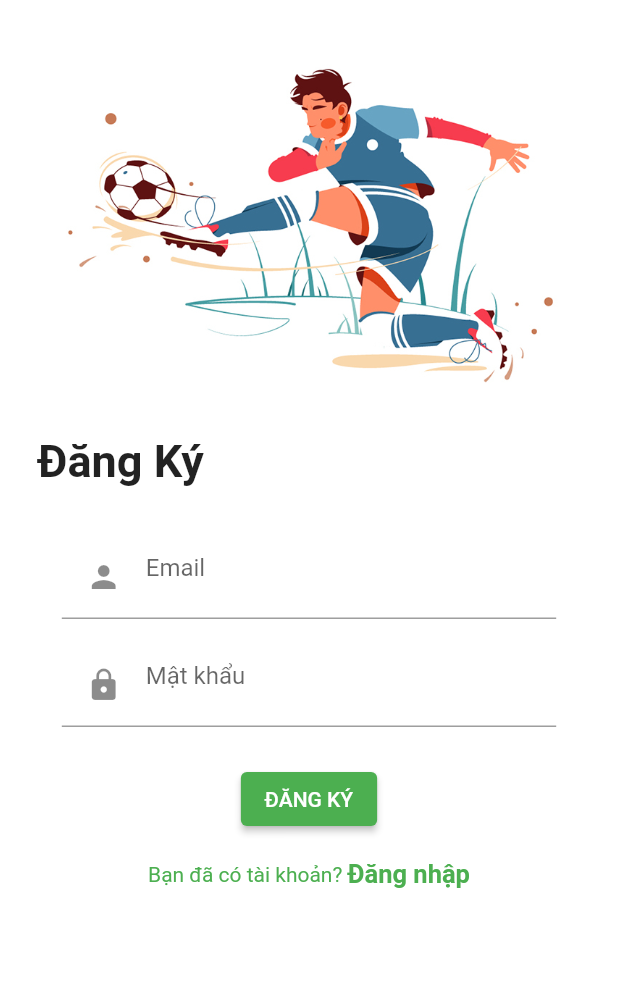
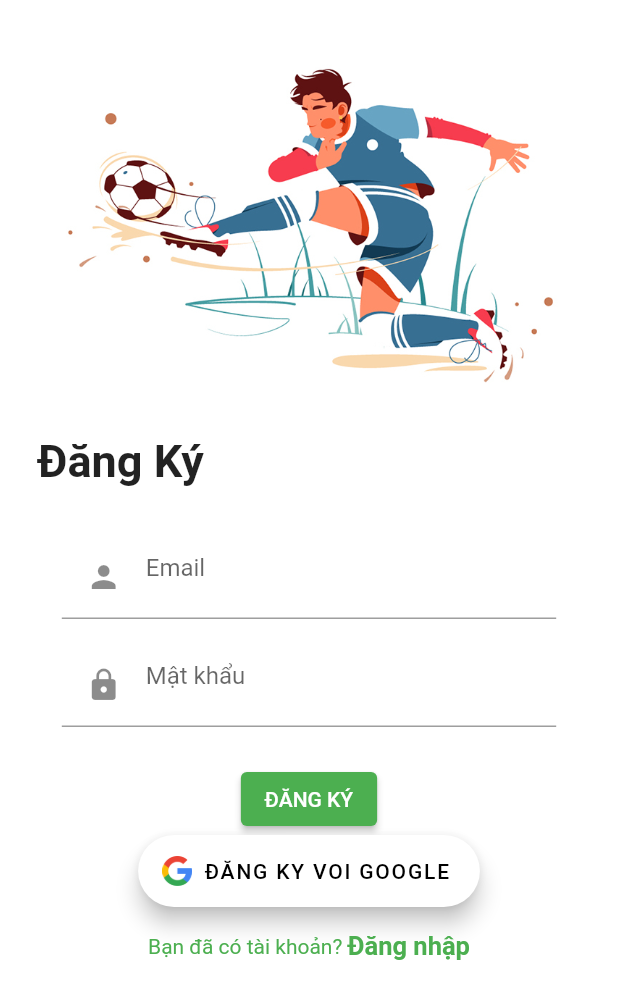
Before and after one commit to ATAnhTuan/HCI-Project-Mobile, a Flutter app: the screen it shows after launch, after a tap on "Đăng ký", on a phone screen of 412 x 824 dp. Shown: the top 999 px of the screen. Run offline on Flutter 3.47's test engine with Material 2 defaults, Android fonts, the phone set to English and light mode, and no system bars; our stand-ins replace babstrap_settings_screen, flutter_svg, material_color_utilities; missing offline and left inert: dart:ffi.

Commit message:
nut google

```diff
--- a/HCI-Project-Mobile/lib/Screen/Login/components/login_form.dart
+++ b/HCI-Project-Mobile/lib/Screen/Login/components/login_form.dart
@@ -46,7 +46,8 @@ class LoginForm extends StatelessWidget {
             ),
           ),
           const SizedBox(height: defaultPadding),
-          Hero(
+          Column(
+            children:[ Hero(
               tag: "login_btn",
               child: ElevatedButton(
                 style: ButtonStyle(
@@ -59,6 +60,19 @@ class LoginForm extends StatelessWidget {
                   "Đăng nhập".toUpperCase(),
                 ),
               ),
+
+            ),
+              FloatingActionButton.extended(onPressed: (){Navigator.push(context, MaterialPageRoute(builder: (context) => LoginSuccess())
+              );}, icon: Image.asset(
+                'assets/images/google_logo.png',
+                height: 20,
+                width: 20,
+              ),
+                label:
+                Text("Đăng nhập với google".toUpperCase()),
+                backgroundColor: Colors.white,
+                foregroundColor: Colors.black,)
+      ],
           ),
           const SizedBox(height: defaultPadding),
           AlreadyHaveAnAccountCheck(
--- a/HCI-Project-Mobile/lib/Screen/Signup/components/signup_form.dart
+++ b/HCI-Project-Mobile/lib/Screen/Signup/components/signup_form.dart
@@ -45,7 +45,8 @@ class SignUpForm extends StatelessWidget {
             ),
           ),
           const SizedBox(height: defaultPadding / 2),
-          ElevatedButton(
+          Column(
+            children: [ ElevatedButton(
               style: ButtonStyle(
                 backgroundColor: MaterialStateProperty.all(Colors.green),),
               onPressed: () {Navigator.push(
@@ -53,6 +54,18 @@ class SignUpForm extends StatelessWidget {
                 MaterialPageRoute(builder: (context) =>  SignUpSuccess()),
               );},
               child: Text("Đăng ký".toUpperCase()),
+            ),
+
+              FloatingActionButton.extended(onPressed: (){Navigator.push(context, MaterialPageRoute(builder: (context) => SignUpSuccess())
+              );}, icon: Image.asset(
+                'assets/images/google_logo.png',
+                height: 20,
+                width: 20,
+              ),
+                label:
+                Text("Đăng ky voi google".toUpperCase()),
+                backgroundColor: Colors.white,
+                foregroundColor: Colors.black,)],
           ),
           const SizedBox(height: defaultPadding),
           AlreadyHaveAnAccountCheck(
@@ -67,8 +80,12 @@ class SignUpForm extends StatelessWidget {
                 ),
               );
             },
+
           ),
+
+
         ],
+
       ),
     );
   }
```
Lines whose indentation alone changed are shown as unchanged.
